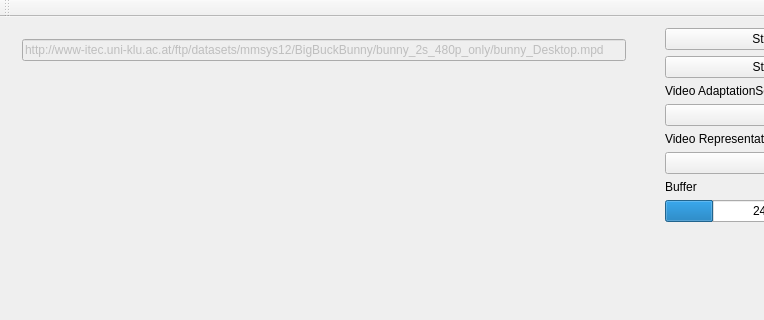
Old version of the form libdash/qtsampleplayer/qtsampleplayer.ui in the repository bitmovin/libdash; both pictures show x 0 to 764 and y 0 to 320 of the 898 by 516 pixel window.
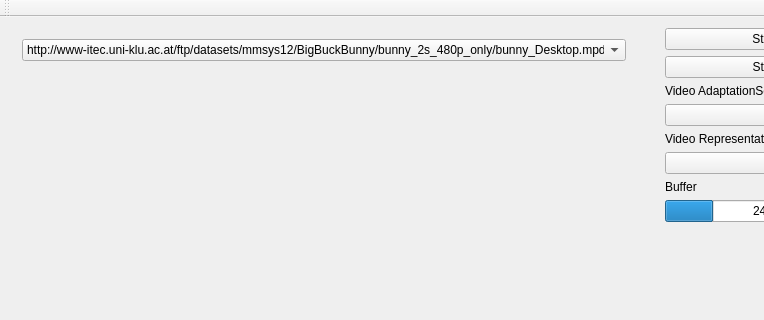
New version of the form. Custom widgets are drawn as their Qt base class.

Commit message: Replaced lineedit with combobox

```diff
--- a/libdash/qtsampleplayer/qtsampleplayer.ui
+++ b/libdash/qtsampleplayer/qtsampleplayer.ui
@@ -31,13 +31,12 @@
       </property>
       <layout class="QVBoxLayout" name="verticalLayout_3">
        <item>
-        <widget class="QLineEdit" name="lineEdit">
-         <property name="enabled">
-          <bool>false</bool>
-         </property>
+        <widget class="QComboBox" name="comboBoxMPD">
+         <item>
          <property name="text">
           <string notr="true">http://www-itec.uni-klu.ac.at/ftp/datasets/mmsys12/BigBuckBunny/bunny_2s_480p_only/bunny_Desktop.mpd</string>
          </property>
+         </item>
         </widget>
        </item>
        <item>
```
Lines whose indentation alone changed are shown as unchanged. The commit also changes 6 other files.
